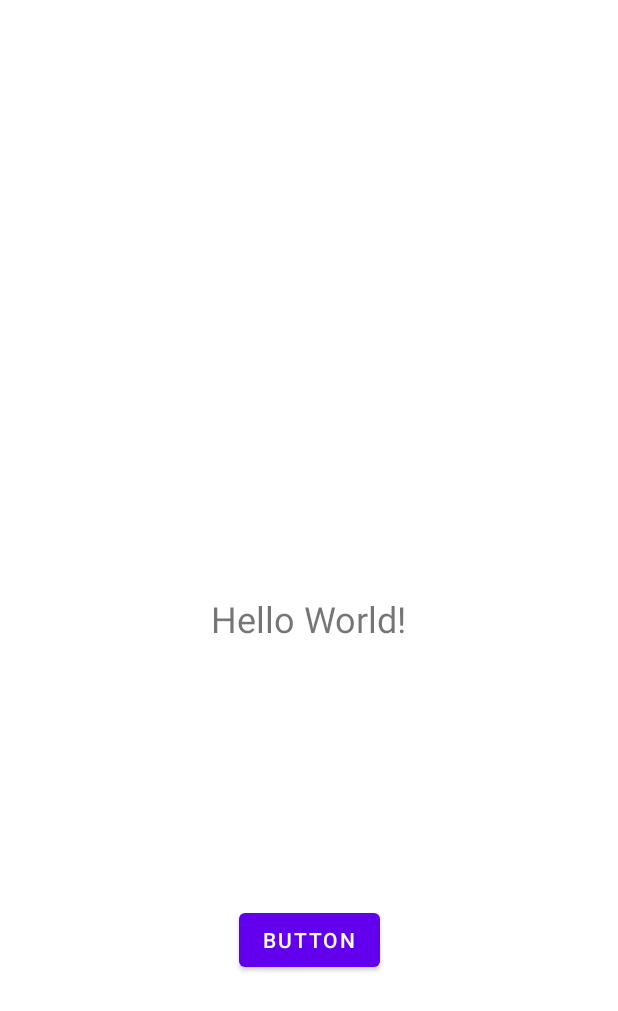
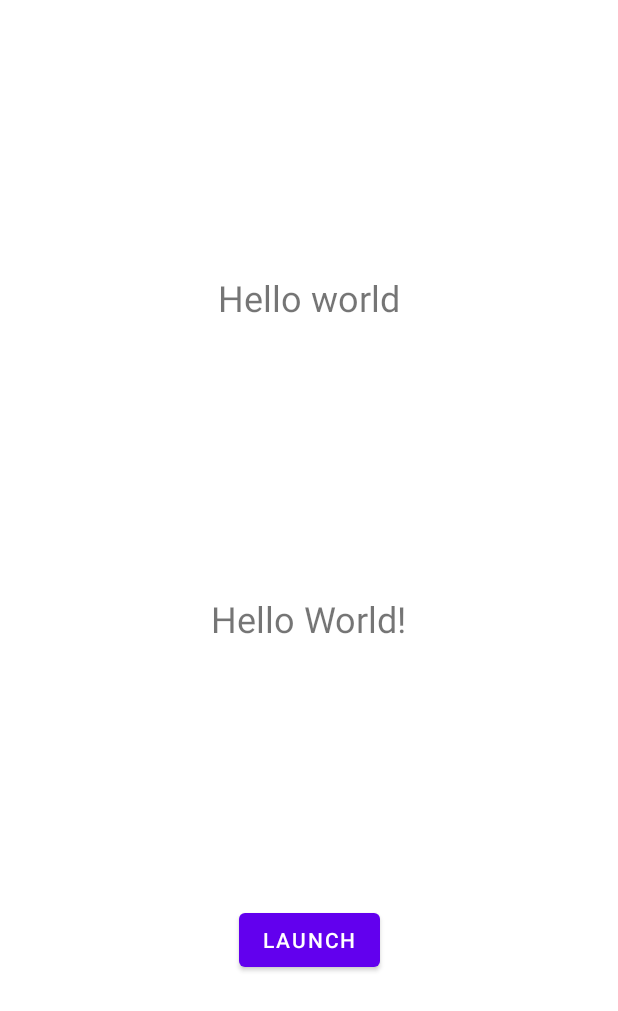
Before and after one commit to usesnames/ReviewsClassifier, an Android app: the layout activity_main.xml on its own in the app's theme, with its tools: preview values and no code run, on a phone screen of 412 x 824 dp. Shown: the top 1011 px of the screen. Run offline under Robolectric (Android 15) with nearby library versions, the phone set to English and light mode, and no system bars.

Commit message:
improved user interface

```diff
--- a/app/src/main/res/layout/activity_main.xml
+++ b/app/src/main/res/layout/activity_main.xml
@@ -7,7 +7,7 @@
     tools:context=".MainActivity">
 
     <TextView
-        android:id="@+id/textView"
+        android:id="@+id/main_text"
         android:layout_width="wrap_content"
         android:layout_height="wrap_content"
         android:text="Hello World!"
@@ -21,11 +21,23 @@
         android:id="@+id/button"
         android:layout_width="wrap_content"
         android:layout_height="wrap_content"
-        android:text="Button"
+        android:text="@string/launch"
         app:layout_constraintBottom_toBottomOf="parent"
         app:layout_constraintEnd_toEndOf="parent"
         app:layout_constraintHorizontal_bias="0.5"
         app:layout_constraintStart_toStartOf="parent"
-        app:layout_constraintTop_toBottomOf="@+id/textView" />
+        app:layout_constraintTop_toBottomOf="@+id/main_text" />
+
+    <TextView
+        android:id="@+id/last_review"
+        android:layout_width="wrap_content"
+        android:layout_height="wrap_content"
+        android:textSize="24sp"
+        app:layout_constraintBottom_toTopOf="@+id/main_text"
+        app:layout_constraintEnd_toEndOf="parent"
+        app:layout_constraintHorizontal_bias="0.5"
+        app:layout_constraintStart_toStartOf="parent"
+        app:layout_constraintTop_toTopOf="parent"
+        tools:text="Hello world" />
 
 </androidx.constraintlayout.widget.ConstraintLayout>
--- a/app/src/main/res/values/strings.xml
+++ b/app/src/main/res/values/strings.xml
@@ -1,3 +1,4 @@
 <resources>
     <string name="app_name">ReviewsClassifier</string>
+    <string name="launch">LAUNCH</string>
 </resources>
```
Also changed, not shown: app/src/main/java/com/example/reviewsclassifier/MainActivity.kt (+5 -2 lines), app/src/main/java/com/example/reviewsclassifier/MainViewModel.kt (+8 -2 lines).
